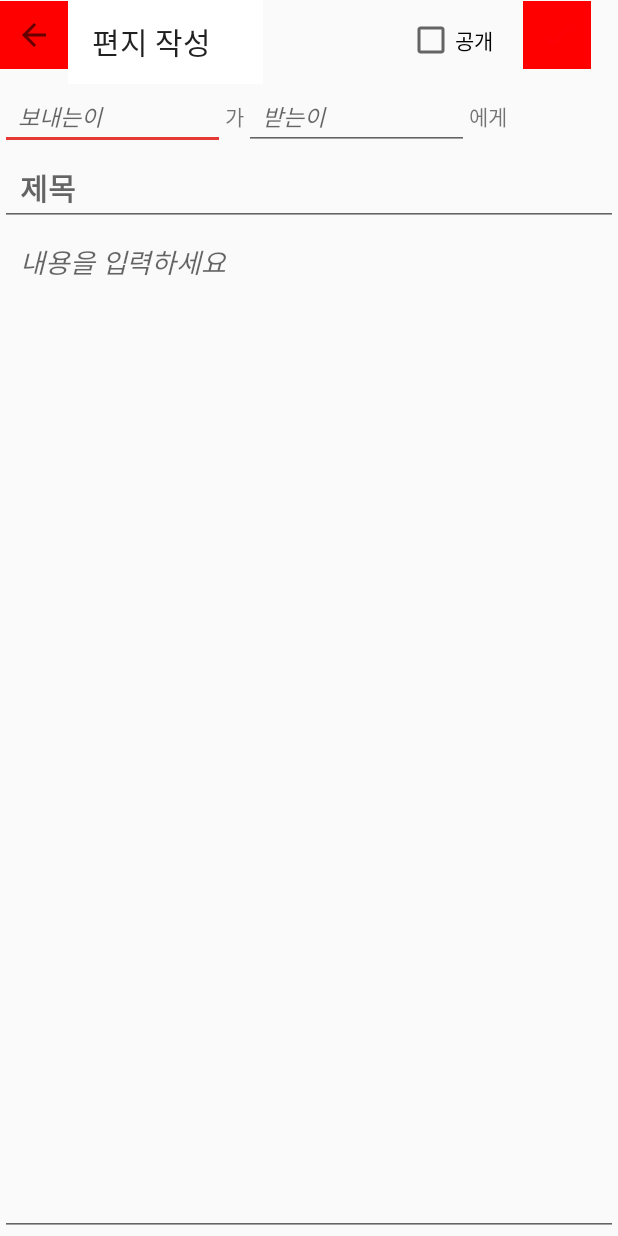
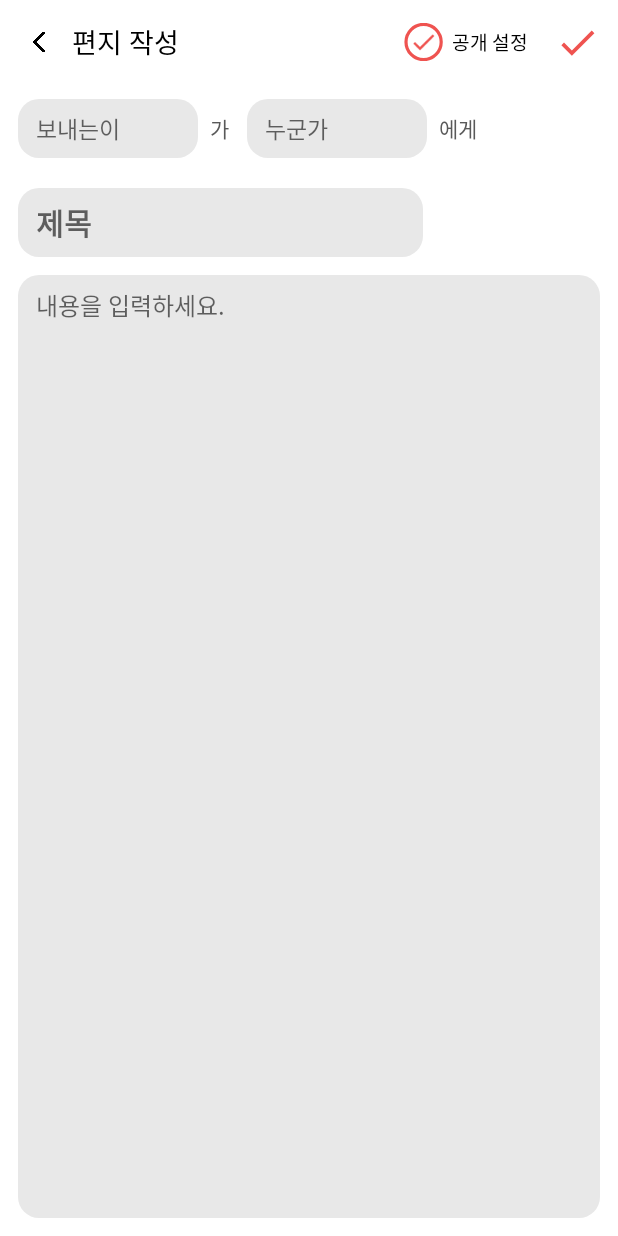
Before and after one commit to EstherHansol/mailpostnew, an Android app: the WriteActivity screen opened directly, with no data from a screen before it, on a phone screen of 412 x 824 dp. Run offline under Robolectric (Android 15) with nearby library versions, the light colour scheme and no system bars.

Commit message:
편지 작성 화면 디자인 수정

```diff
--- /dev/null
+++ b/app/src/main/res/drawable/cb_check_public.xml
@@ -0,0 +1,23 @@
+<?xml version="1.0" encoding="utf-8"?>
+<selector xmlns:android="http://schemas.android.com/apk/res/android">
+    <item android:state_checked="false">
+        <shape android:shape="oval">
+            <solid android:color="#ffffff" />
+            <stroke android:width="2.5dp" android:color="@color/colorPrimary" />
+        </shape>
+    </item>
+
+    <item android:state_checked="true">
+        <layer-list>
+            <item>
+                <shape android:shape="oval">
+                    <corners android:radius="12dp" />
+                    <solid android:color="@color/white" />
+                    <stroke android:width="2.5dp" android:color="@color/colorPrimary" />
+                </shape>
+            </item>
+            <item android:bottom="4dp" android:drawable="@drawable/ic_baseline_done_24" android:left="4dp" android:right="4dp" android:top="4dp" />
+        </layer-list>
+    </item>
+
+</selector>
--- a/app/src/main/res/layout/activity_write.xml
+++ b/app/src/main/res/layout/activity_write.xml
@@ -4,6 +4,7 @@
     xmlns:tools="http://schemas.android.com/tools"
     android:layout_width="match_parent"
     android:layout_height="match_parent"
+    android:background="@android:color/white"
     tools:context=".ui.WriteActivity">
 
 
@@ -11,49 +12,71 @@
         android:id="@+id/toolbar"
         android:layout_width="130dp"
         android:layout_height="?actionBarSize"
-        android:background="@android:color/white"
-        app:layout_constraintTop_toTopOf="parent"
-        app:layout_constraintStart_toEndOf="@id/back_ib"
-        app:title="편지 작성" />
+        app:layout_constraintLeft_toLeftOf="parent"
+        app:layout_constraintTop_toTopOf="parent">
+
+        <ImageView
+            android:id="@+id/back_ib"
+            android:layout_width="20dp"
+            android:layout_height="20dp"
+            android:layout_margin="12dp"
+            android:layout_marginRight="12dp"
+            android:background="?attr/selectableItemBackgroundBorderless"
+            android:clickable="true"
+            android:src="@drawable/ic_back"
+            app:layout_constraintLeft_toLeftOf="parent"
+            app:layout_constraintTop_toTopOf="parent" />
+
+        <TextView
+            android:layout_width="wrap_content"
+            android:layout_height="wrap_content"
+            android:text="편지 작성"
+            android:textColor="@android:color/black"
+            android:textSize="18sp" />
+
+    </androidx.appcompat.widget.Toolbar>
+
+    <CheckBox
+        android:id="@+id/pub_cb"
+        android:layout_width="wrap_content"
+        android:layout_height="wrap_content"
+        android:layout_marginEnd="8dp"
+        android:background="@null"
+        android:button="@drawable/cb_check_public"
+        android:buttonTint="@color/colorPrimary"
+        android:checked="true"
+        android:paddingStart="8dp"
+        android:scaleX="0.8"
+        android:scaleY="0.8"
+        android:text="공개 설정"
+        android:textSize="16sp"
+        app:layout_constraintBottom_toBottomOf="@id/toolbar"
+        app:layout_constraintRight_toLeftOf="@+id/done_ib"
+        app:layout_constraintTop_toTopOf="@id/toolbar" />
 
 
-    <ImageButton
-        android:id="@+id/back_ib"
-        android:layout_width="45dp"
-        android:layout_height="45dp"
-        android:layout_marginBottom="10dp"
-        android:background="@color/white"
-        android:contentDescription="@string/app_name"
-        android:src="@drawable/ic_baseline_arrow_back_24"
-        app:layout_constraintBottom_toTopOf="@+id/linearLayout"
-        app:layout_constraintEnd_toStartOf="@+id/toolbar"
-        app:layout_constraintStart_toStartOf="parent"
-        app:layout_constraintTop_toTopOf="parent"
-        tools:ignore="TouchTargetSizeCheck" />
-
-
-    <ImageButton
+    <ImageView
         android:id="@+id/done_ib"
-        android:layout_width="45dp"
-        android:layout_height="45dp"
-        android:layout_marginStart="180dp"
-        android:layout_marginEnd="25dp"
-        android:layout_marginBottom="10dp"
-        android:background="@color/white"
+        android:layout_width="30dp"
+        android:layout_height="30dp"
+        android:layout_marginEnd="12dp"
+        android:background="?attr/selectableItemBackgroundBorderless"
         android:contentDescription="@string/app_name"
         android:src="@drawable/ic_baseline_done_24"
-        app:layout_constraintBottom_toTopOf="@+id/linearLayout"
-        app:layout_constraintEnd_toEndOf="parent"
-        app:layout_constraintStart_toEndOf="@id/toolbar"
-        app:layout_constraintTop_toTopOf="parent"
-        tools:ignore="TouchTargetSizeCheck" />
+        app:layout_constraintBottom_toBottomOf="@id/toolbar"
+        app:layout_constraintRight_toRightOf="parent"
+        app:layout_constraintTop_toTopOf="@id/toolbar"
+        app:tint="@color/colorPrimary" />
+
 
     <LinearLayout
         android:id="@+id/linearLayout"
         android:layout_width="match_parent"
         android:layout_height="match_parent"
-            android:layout_marginTop="?actionBarSize"
-            android:orientation="vertical">
+        android:layout_marginTop="66dp"
+        android:orientation="vertical"
+        android:paddingHorizontal="12dp"
+        app:layout_constraintTop_toTopOf="parent">
 
         <LinearLayout
             android:layout_width="match_parent"
@@ -62,70 +85,75 @@
 
             <EditText
                 android:id="@+id/from_et"
-                    android:layout_width="150dp"
+                android:layout_width="120dp"
                 android:layout_height="wrap_content"
-                    android:hint="  보내는이"
+                android:background="@drawable/bg_message_typing"
+                android:hint="보내는이"
+                android:maxLines="1"
+                android:paddingHorizontal="12dp"
+                android:paddingVertical="8dp"
                 android:textSize="15dp"
-                    android:textStyle="italic"
                 tools:ignore="TouchTargetSizeCheck" />
+
             <TextView
                 android:layout_width="wrap_content"
                 android:layout_height="wrap_content"
-                    android:text="가"/>
+                android:layout_marginLeft="8dp"
+                android:text="가"
+                android:textColor="@color/fromToGray"
+                android:textSize="14sp" />
 
             <EditText
                 android:id="@+id/to_et"
-                    android:layout_width="150dp"
+                android:layout_width="120dp"
                 android:layout_height="wrap_content"
-                    android:hint="  받는이"
-                    tools:ignore="TouchTargetSizeCheck"
+                android:layout_marginLeft="12dp"
+                android:background="@drawable/bg_message_typing"
+                android:hint="누군가"
+                android:maxLines="1"
+                android:paddingHorizontal="12dp"
+                android:paddingVertical="8dp"
                 android:textSize="15dp"
-                    android:textStyle="italic"/>
+                tools:ignore="TouchTargetSizeCheck" />
+
             <TextView
                 android:layout_width="wrap_content"
                 android:layout_height="wrap_content"
-                    android:text="에게"/>
+                android:layout_marginLeft="8dp"
+                android:text="에게"
+                android:textColor="@color/fromToGray"
+                android:textSize="14sp" />
         </LinearLayout>
 
 
         <EditText
             android:id="@+id/title_et"
-                android:layout_width="match_parent"
+            android:layout_width="270dp"
             android:layout_height="wrap_content"
-                android:hint="  제목"
+            android:layout_marginTop="20dp"
+            android:background="@drawable/bg_message_typing"
+            android:hint="제목"
+            android:paddingHorizontal="12dp"
+            android:paddingVertical="8dp"
+            android:textColor="@color/contentGray"
             android:textSize="20dp"
             android:textStyle="bold" />
+
         <EditText
             android:id="@+id/content_et"
             android:layout_width="match_parent"
             android:layout_height="match_parent"
-                android:hint="  내용을 입력하세요"
-                android:textSize="18dp"
-                android:textStyle="italic"
-                android:gravity="top"/>
-
-
-
+            android:layout_marginVertical="12dp"
+            android:background="@drawable/bg_message_typing"
+            android:gravity="top|left"
+            android:hint="내용을 입력하세요."
+            android:paddingHorizontal="12dp"
+            android:paddingVertical="8dp"
+            android:textColor="@color/contentGray"
+            android:textSize="16dp" />
 
 
     </LinearLayout>
 
-    <CheckBox
-        android:id="@+id/pub_cb"
-        android:layout_width="wrap_content"
-        android:layout_height="wrap_content"
-        android:layout_marginStart="16dp"
-        android:layout_marginTop="11dp"
-        android:layout_marginEnd="20dp"
-        android:layout_marginBottom="13dp"
-        android:text="공개"
-        app:layout_constraintBottom_toTopOf="@+id/linearLayout"
-        app:layout_constraintEnd_toStartOf="@+id/done_ib"
-        app:layout_constraintHorizontal_bias="1.0"
-        app:layout_constraintStart_toEndOf="@+id/toolbar"
-        app:layout_constraintTop_toTopOf="parent"
-        app:layout_constraintVertical_bias="1.0"
-        tools:ignore="TouchTargetSizeCheck" />
-
 
 </androidx.constraintlayout.widget.ConstraintLayout>
--- a/app/src/main/res/layout/fragment_message.xml
+++ b/app/src/main/res/layout/fragment_message.xml
@@ -208,7 +208,7 @@
                 android:layout_width="wrap_content"
                 android:layout_height="wrap_content"
                 android:layout_marginLeft="12dp"
-                android:text="07 - 01   23 : 02"
+                android:text="07/01   23 : 02"
                 android:textColor="@color/messageTimeColor"
                 android:textSize="12sp"
                 app:layout_constraintBottom_toTopOf="@+id/bts_message_tv"
```
Lines whose indentation alone changed are shown as unchanged.
